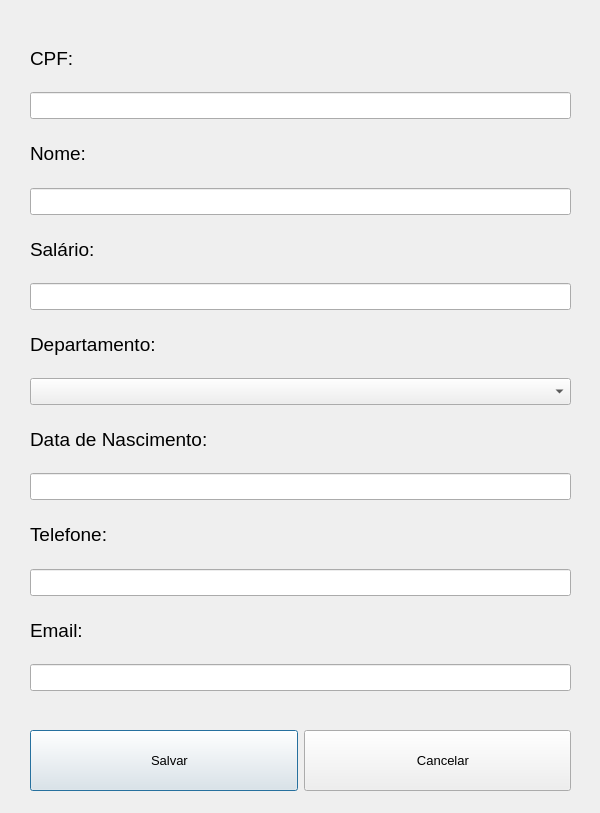
Above: cadastrofuncionario.ui from MariaZBP/projeto_EE_2022_1 before the change. Below: the same form after it.
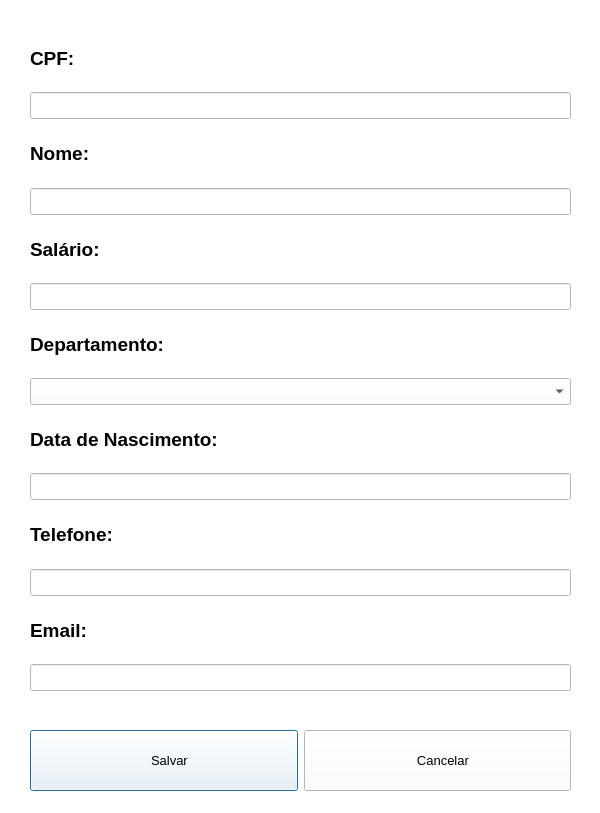
That is the form after the change. Icons and pictures are not drawn.

Patch:
```diff
--- a/cadastrofuncionario.ui
+++ b/cadastrofuncionario.ui
@@ -13,6 +13,9 @@
   <property name="windowTitle">
    <string>Cadastrar Funcionário</string>
   </property>
+  <property name="styleSheet">
+   <string notr="true">background-color:rgb(255,255,255);</string>
+  </property>
   <widget class="QWidget" name="">
    <property name="geometry">
     <rect>
@@ -28,6 +31,8 @@
       <property name="font">
        <font>
         <pointsize>14</pointsize>
+        <weight>75</weight>
+        <bold>true</bold>
        </font>
       </property>
       <property name="text">
@@ -49,6 +54,8 @@
       <property name="font">
        <font>
         <pointsize>14</pointsize>
+        <weight>75</weight>
+        <bold>true</bold>
        </font>
       </property>
       <property name="text">
@@ -70,6 +77,8 @@
       <property name="font">
        <font>
         <pointsize>14</pointsize>
+        <weight>75</weight>
+        <bold>true</bold>
        </font>
       </property>
       <property name="text">
@@ -91,6 +100,8 @@
       <property name="font">
        <font>
         <pointsize>14</pointsize>
+        <weight>75</weight>
+        <bold>true</bold>
        </font>
       </property>
       <property name="text">
@@ -152,6 +163,8 @@
       <property name="font">
        <font>
         <pointsize>14</pointsize>
+        <weight>75</weight>
+        <bold>true</bold>
        </font>
       </property>
       <property name="text">
@@ -173,6 +186,8 @@
       <property name="font">
        <font>
         <pointsize>14</pointsize>
+        <weight>75</weight>
+        <bold>true</bold>
        </font>
       </property>
       <property name="text">
@@ -194,6 +209,8 @@
       <property name="font">
        <font>
         <pointsize>14</pointsize>
+        <weight>75</weight>
+        <bold>true</bold>
        </font>
       </property>
       <property name="text">
```
